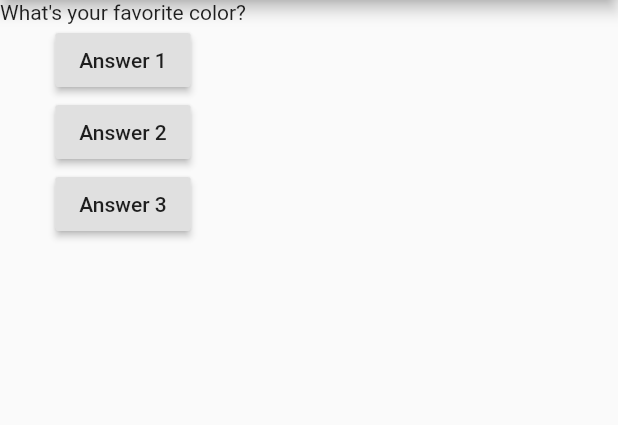
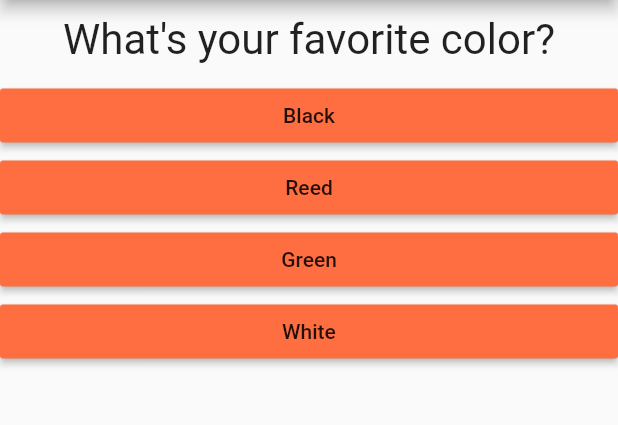
Before and after one commit to aisivan36/flutter_learning, a Flutter app: the screen it shows after launch, on a phone screen of 412 x 824 dp, the part 84-509 px from its top. Run offline on Flutter 3.47's test engine with Material 2 defaults, Android fonts, the phone set to English and light mode, and no system bars.

Commit message:
Added some bug to fix it later

```diff
--- /dev/null
+++ b/lib/answer.dart
@@ -0,0 +1,19 @@
+import 'package:flutter/material.dart';
+
+class Answer extends StatelessWidget {
+  final Function selectHandler;
+  final String answerText;
+  Answer(this.selectHandler, this.answerText);
+
+  @override
+  Widget build(BuildContext context) {
+    return Container(
+      width: double.infinity,
+      child: RaisedButton(
+        color: Colors.deepOrangeAccent,
+        child: Text(answerText),
+        onPressed: selectHandler,
+      ),
+    );
+  }
+}
--- a/lib/main.dart
+++ b/lib/main.dart
@@ -1,4 +1,6 @@
 import 'package:flutter/material.dart';
+import 'question.dart';
+import 'answer.dart';
 
 void main() {
   runApp(MyApp());
@@ -7,28 +9,38 @@ void main() {
 class MyApp extends StatefulWidget {
   @override
   State<StatefulWidget> createState() {
-    return MyAppState();
+    return _MyAppState();
   }
 }
 
-class MyAppState extends State<MyApp> {
-  var questionIndex = 0;
+class _MyAppState extends State<MyApp> {
+  var _questionIndex = 0;
 
-  void answerQuestion() {
+  void _answerQuestion() {
     setState(
       () {
-        questionIndex = questionIndex + 1;
+        _questionIndex = _questionIndex + 1;
       },
     );
 
-    print(questionIndex);
+    print(_questionIndex);
   }
 
   @override
   Widget build(BuildContext context) {
     var questions = [
-      "What's your favorite color?",
-      "What's your favorite animal?",
+      {
+        'questionText': "What's your favorite color?",
+        'answers': ['Black', 'Reed', 'Green', 'White'],
+      },
+      {
+        'questionText': "What's your favorite animal?",
+        'answers': ['Rabbit', 'Snake', 'Elephant', 'Lion'],
+      },
+      {
+        'questionText': 'Whos your favorite instructor',
+        'answers': ['Youtube', 'Udemy', 'StackOverflow', 'Quora'],
+      },
     ];
     return MaterialApp(
       home: Scaffold(
@@ -37,19 +49,12 @@ class MyAppState extends State<MyApp> {
         ),
         body: Column(
           children: [
-            Text(questions[questionIndex]),
-            RaisedButton(
-              child: Text('Answer 1'),
-              onPressed: answerQuestion,
+            Question(
+              questions[_questionIndex]['questionText'],
             ),
-            RaisedButton(
-              child: Text('Answer 2'),
-              onPressed: answerQuestion,
-            ),
-            RaisedButton(
-              child: Text('Answer 3'),
-              onPressed: answerQuestion,
-            ),
+            ...(questions[_questionIndex]['answers'] as List<String>).map((answer) {
+              return Answer(_answerQuestion, answer);
+            }).toList()
           ],
         ),
       ),
--- /dev/null
+++ b/lib/question.dart
@@ -0,0 +1,21 @@
+import 'package:flutter/material.dart';
+
+class Question extends StatelessWidget {
+  // const Question({Key key}) : super(key: key);
+  final String questionText;
+
+  Question(this.questionText);
+
+  @override
+  Widget build(BuildContext context) {
+    return Container(
+      width: double.infinity,
+      margin: EdgeInsets.all(10),
+      child: Text(
+        questionText,
+        style: TextStyle(fontSize: 28),
+        textAlign: TextAlign.center,
+      ),
+    );
+  }
+}
```
